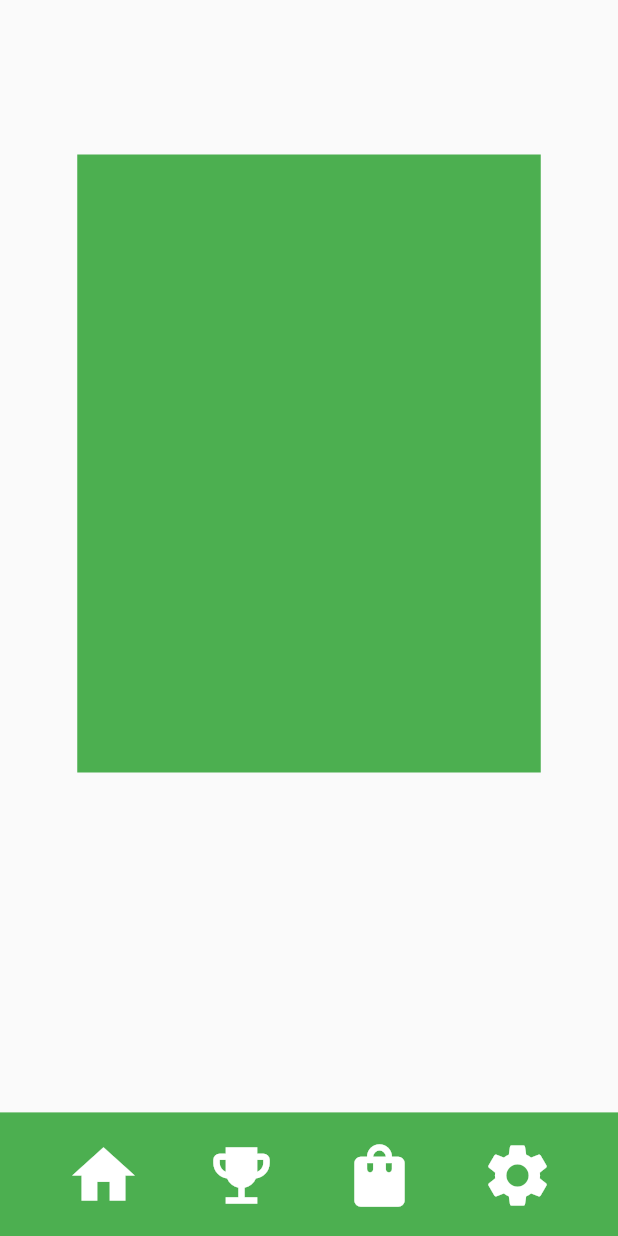
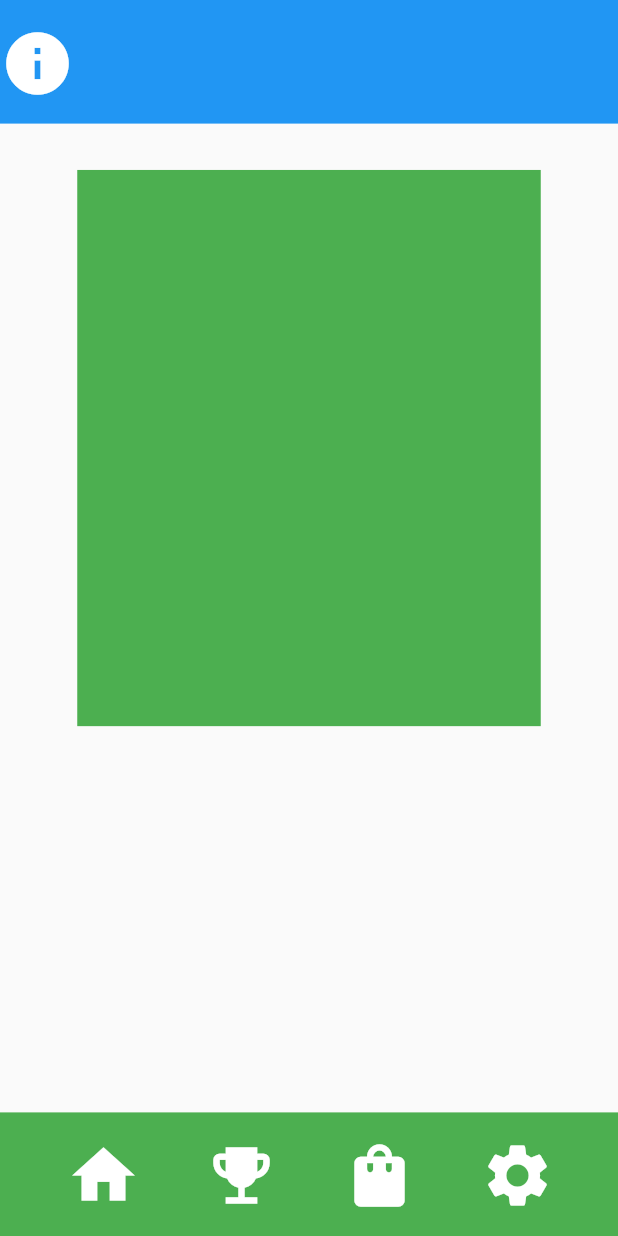
Before and after one commit to lydiaharvey/Group-6, a Flutter app: the screen it shows after launch, on a phone screen of 412 x 824 dp. Run offline on Flutter 3.47's test engine with Material 2 defaults, Android fonts, the light colour scheme and no system bars.

```diff
--- a/swipingcodebase/lib/main.dart
+++ b/swipingcodebase/lib/main.dart
@@ -36,11 +36,12 @@ class _MyHomePageState extends State<MyHomePage> {
       Align(
           alignment: Alignment(0, -0.5),
           child: Container(
-            height: MediaQuery.of(context).size.height * 0.5,
+            height: MediaQuery.of(context).size.height * 0.45,
             width: MediaQuery.of(context).size.width * 0.75,
             color: Colors.green,
           )),
-      navigationBar()
+      navigationBar(), informationBar()
+
     ])
 
         // This trailing comma makes auto-formatting nicer for build methods.
@@ -100,3 +101,35 @@ class _navigationBarState extends State<navigationBar> {
         ));
   }
 }
+class informationBar extends StatefulWidget {
+  const informationBar({Key? key}) : super(key: key);
+
+  @override
+  informationBarState createState() => informationBarState();
+}
+
+class informationBarState extends State<informationBar> {
+  @override
+  Widget build(BuildContext context) {
+    return Align(
+        alignment: Alignment.topCenter,
+        child: Container(
+          height: MediaQuery.of(context).size.height * 0.10,
+          width: MediaQuery.of(context).size.width,
+          color: Colors.blue,
+          child: Row(
+              mainAxisAlignment: MainAxisAlignment.start,
+              children: [
+                IconButton(
+                    padding: EdgeInsets.zero,
+                    style: IconButton.styleFrom(
+                        fixedSize: Size(MediaQuery.of(context).size.height * 0.1,
+                            MediaQuery.of(context).size.height * 0.1)),
+                    onPressed: () {},
+                    icon: Icon(color: Colors.white, Icons.info,size: 50)),
+              ]
+          )
+        )
+    );
+  }
+}
```
Also changed, not shown: swipingcodebase/lib/navigationbar.dart (added, +46 -0 lines).
